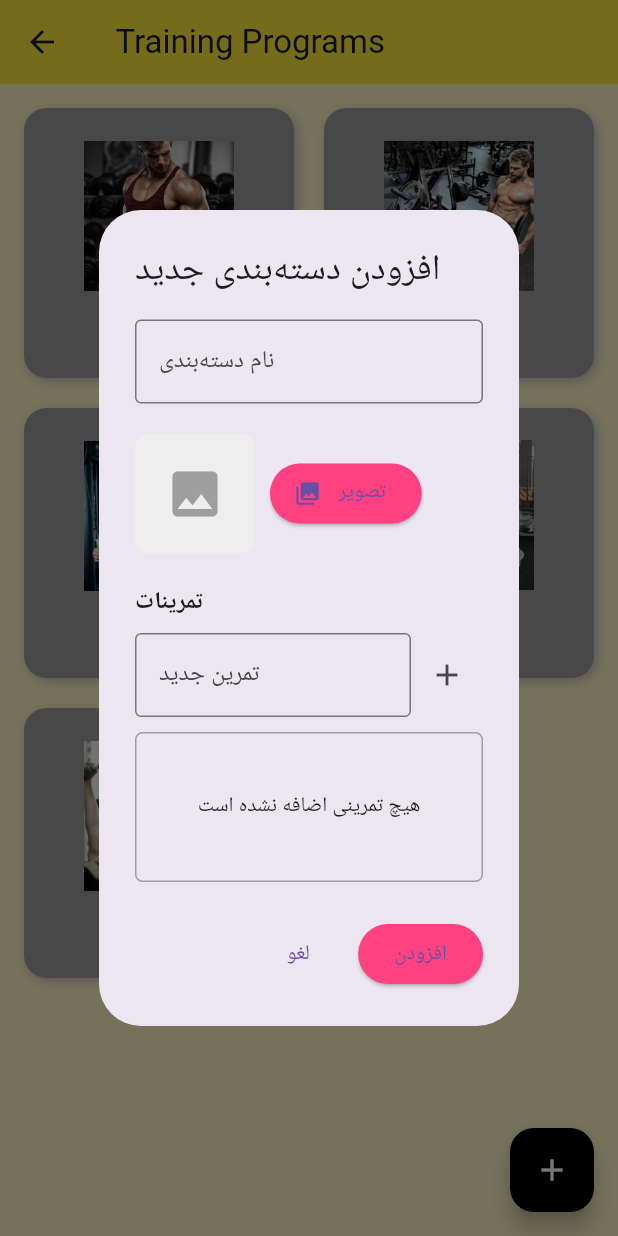
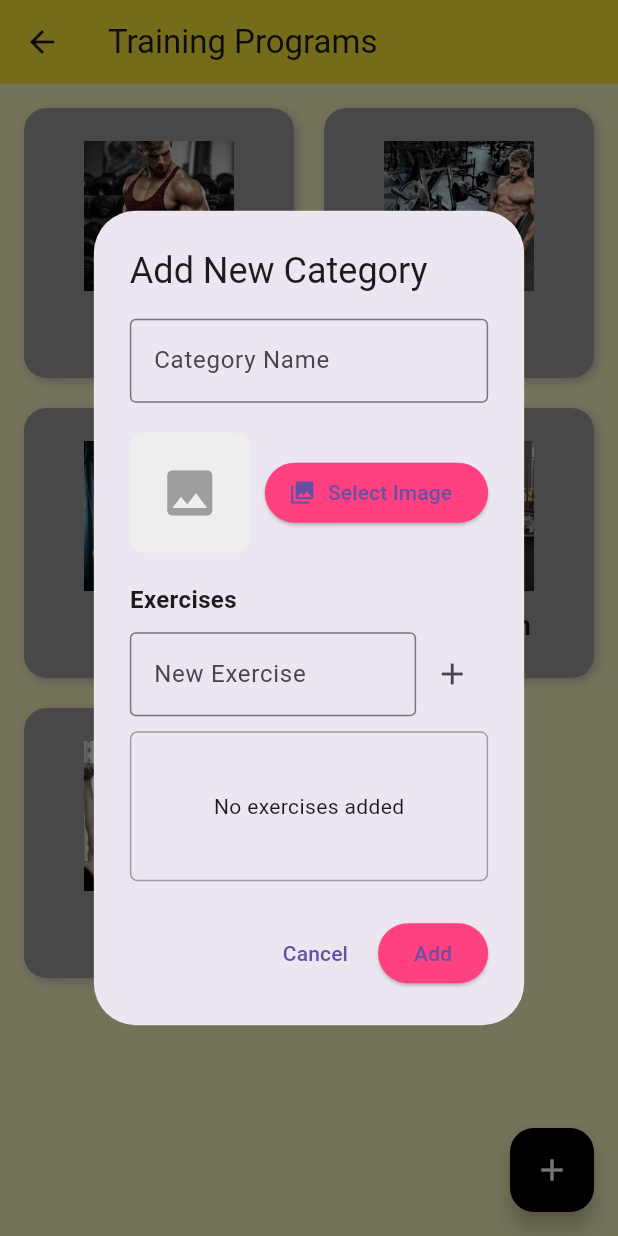
Before and after one commit to Farhadakbary/Fitness-Gym-, a Flutter app: the WorkoutPage screen opened directly, after a tap on the "add" icon, on a phone screen of 412 x 824 dp. Run offline on Flutter 3.47's test engine with Material 3 defaults, Android fonts, the light colour scheme and no system bars; our stand-ins replace fl_chart, image_picker, shared_preferences, sqflite; accounts and stored records are empty.

Commit message:
changin the language

```diff
--- a/lib/about.dart
+++ b/lib/about.dart
@@ -8,7 +8,7 @@ class AboutPage extends StatelessWidget {
     return Scaffold(
       backgroundColor: Colors.yellow.shade100,
       appBar: AppBar(
-        title: const Text('درباره کلپ'),
+        title: const Text('About GYM'),
         backgroundColor: Colors.yellow,
       ),
       body: SingleChildScrollView(
--- a/lib/reports.dart
+++ b/lib/reports.dart
@@ -34,19 +34,19 @@ class _ReportPageState extends State<ReportPage> {
           mainAxisAlignment: MainAxisAlignment.center,
           children: [
             ReportButton(
-              title: 'Registered Members',
+              title: 'All Registered Members',
               color: Colors.yellow,
               onPressed: _showRegisteredMembers,
             ),
             const SizedBox(height: 20),
             ReportButton(
-              title: 'Expired Registrations',
+              title: 'The Expired Members',
               color: Colors.red,
               onPressed: _showExpiredRegistrations,
             ),
             const SizedBox(height: 20),
             ReportButton(
-              title: 'Expiring Registrations',
+              title: 'Is Expiring Members',
               color: Colors.orange,
               onPressed: _showExpiringRegistrations,
             ),
--- a/lib/workout.dart
+++ b/lib/workout.dart
@@ -1,3 +1,5 @@
+// WorkoutPage.dart
+
 import 'package:flutter/material.dart';
 import 'package:image_picker/image_picker.dart';
 import 'dart:io';
@@ -10,39 +12,41 @@ class WorkoutPage extends StatefulWidget {
 }
 
 class _WorkoutPageState extends State<WorkoutPage> {
+  // Initial exercises map with English category names
   Map<String, List<String>> exercises = {
-    'بازو': [
-      'تمرین دمبل',
-      'تمرین بارفیکس',
-      'تمرین جلو بازو',
-      'تمرین پشت بازو',
+    'Arms': [
+      'Dumbbell Exercise',
+      'Pull-Up Exercise',
+      'Bicep Exercise',
+      'Tricep Exercise',
     ],
-    'پا': [
-      'اسکوات',
-      'لانگز',
-      'پرس پا',
-      'کشش همسترینگ',
+    'Legs': [
+      'Squat',
+      'Lunges',
+      'Leg Press',
+      'Hamstring Stretch',
     ],
-    'سینه': [
-      'پرس سینه',
-      'پوش آپ',
-      'پرواز سینه با دمبل',
-      'کشش سینه',
+    'Chest': [
+      'Chest Press',
+      'Push-Up',
+      'Dumbbell Chest Fly',
+      'Chest Stretch',
     ],
-    'ماه اول': [
-      'پیاده‌روی سریع',
-      'دویدن ملایم',
-      'تمرینات کششی',
-      'یوگا پایه',
+    'First Month': [
+      'Brisk Walking',
+      'Light Jogging',
+      'Stretching Exercises',
+      'Basic Yoga',
     ],
-    'Second': ['پرس سینه', 'بالا سینه', 'جلو بازو', 'پشت بازو']
+    'Second': ['Chest Press', 'Upper Chest', 'Bicep', 'Tricep']
   };
 
+  // Map to store image paths for each category
   final Map<String, String> categoryImages = {
-    'بازو': 'images/arm.jpg',
-    'پا': 'images/leg.jpg',
-    'سینه': 'images/chest.jpg',
-    'ماه اول': 'images/beg.jpg',
+    'Arms': 'images/arm.jpg',
+    'Legs': 'images/leg.jpg',
+    'Chest': 'images/chest.jpg',
+    'First Month': 'images/beg.jpg',
     'Second': 'images/second.jpg'
   };
 
@@ -53,7 +57,7 @@ class _WorkoutPageState extends State<WorkoutPage> {
     return Scaffold(
       backgroundColor: Colors.yellow.shade100,
       appBar: AppBar(
-        title: const Text(' Training Programs'),
+        title: const Text('Training Programs'),
         backgroundColor: Colors.yellow,
       ),
       body: Padding(
@@ -117,7 +121,7 @@ class _WorkoutPageState extends State<WorkoutPage> {
         onPressed: () {
           _showAddCategoryDialog(context);
         },
-        tooltip: 'افزودن دسته‌بندی جدید',
+        tooltip: 'Add New Category',
         child: const Icon(
           Icons.add,
           color: Colors.white,
@@ -126,20 +130,26 @@ class _WorkoutPageState extends State<WorkoutPage> {
     );
   }
 
+  /// Displays the bottom sheet with exercises and options to add/remove
   void _showExercisesBottomSheet(BuildContext context, String category) {
     showModalBottomSheet(
       context: context,
       backgroundColor: Colors.white,
+      isScrollControlled: true, // To make full-screen dialogs if needed
       shape: const RoundedRectangleBorder(
         borderRadius: BorderRadius.vertical(top: Radius.circular(25.0)),
       ),
       builder: (context) {
+        return StatefulBuilder(
+          // To manage state within the bottom sheet
+          builder: (context, setState) {
             return Container(
               padding: const EdgeInsets.all(20),
-          height: 400,
+              height: MediaQuery.of(context).size.height * 0.6, // Adjust height as needed
               child: Column(
                 crossAxisAlignment: CrossAxisAlignment.start,
                 children: [
+                  // Drag Handle
                   Center(
                     child: Container(
                       width: 50,
@@ -151,35 +161,75 @@ class _WorkoutPageState extends State<WorkoutPage> {
                     ),
                   ),
                   const SizedBox(height: 20),
+                  // Title
                   Text(
-                'تمرینات $category',
+                    'Exercises in $category',
                     style: const TextStyle(
                       fontSize: 22,
                       fontWeight: FontWeight.bold,
                     ),
                   ),
                   const Divider(),
+                  // List of Exercises
                   Expanded(
-                child: ListView.builder(
+                    child: exercises[category]!.isEmpty
+                        ? const Center(
+                      child: Text(
+                        'No exercises added.',
+                        style: TextStyle(fontSize: 16, color: Colors.grey),
+                      ),
+                    )
+                        : ListView.builder(
                       itemCount: exercises[category]!.length,
                       itemBuilder: (context, index) {
                         String exercise = exercises[category]![index];
                         return ListTile(
-                      leading:
-                          const Icon(Icons.check_circle, color: Colors.green),
+                          leading: const Icon(
+                            Icons.check_circle,
+                            color: Colors.green,
+                          ),
                           title: Text(
                             exercise,
                             style: const TextStyle(fontSize: 18),
+                          ),
+                          trailing: IconButton(
+                            icon: const Icon(
+                              Icons.delete,
+                              color: Colors.red,
+                            ),
+                            onPressed: () {
+                              // Confirm deletion
+                              _confirmDeleteExercise(
+                                  context, category, index);
+                            },
                           ),
                           onTap: () {
                             Navigator.pop(context);
                             ScaffoldMessenger.of(context).showSnackBar(
                               SnackBar(
-                              content: Text('تمرین "$exercise" انتخاب شد')),
+                                  content: Text(
+                                      'Exercise "$exercise" selected')),
                             );
                           },
                         );
                       },
+                    ),
+                  ),
+                  // Add Exercise Button
+                  ElevatedButton.icon(
+                    onPressed: () {
+                      _showAddExerciseDialog(context, category, setState);
+                    },
+                    icon: const Icon(Icons.add),
+                    label: const Text('Add Exercise'),
+                    style: ElevatedButton.styleFrom(
+                      backgroundColor: Colors.yellow,
+                      foregroundColor: Colors.black,
+                      padding: const EdgeInsets.symmetric(
+                          vertical: 15.0, horizontal: 20.0),
+                      shape: RoundedRectangleBorder(
+                        borderRadius: BorderRadius.circular(10.0),
+                      ),
                     ),
                   ),
                 ],
@@ -187,8 +237,104 @@ class _WorkoutPageState extends State<WorkoutPage> {
             );
           },
         );
+      },
+    );
   }
 
+  /// Shows a dialog to confirm deletion of an exercise
+  void _confirmDeleteExercise(
+      BuildContext context, String category, int index) {
+    showDialog(
+      context: context,
+      builder: (context) {
+        return AlertDialog(
+          title: const Text('Delete Exercise'),
+          content: const Text('Are you sure you want to delete this exercise?'),
+          actions: [
+            TextButton(
+              onPressed: () {
+                Navigator.of(context).pop(); // Close the dialog
+              },
+              child: const Text('Cancel'),
+            ),
+            ElevatedButton(
+              onPressed: () {
+                setState(() {
+                  exercises[category]!.removeAt(index);
+                });
+                Navigator.of(context).pop(); // Close the dialog
+                Navigator.of(context).pop(); // Close the bottom sheet
+                _showExercisesBottomSheet(context, category); // Refresh bottom sheet
+                ScaffoldMessenger.of(context).showSnackBar(
+                  const SnackBar(content: Text('Exercise deleted')),
+                );
+              },
+              style: ElevatedButton.styleFrom(
+                backgroundColor: Colors.red,
+              ),
+              child: const Text('Delete'),
+            ),
+          ],
+        );
+      },
+    );
+  }
+
+  /// Shows a dialog to add a new exercise
+  void _showAddExerciseDialog(
+      BuildContext context, String category, Function setState) {
+    final TextEditingController exerciseController = TextEditingController();
+
+    showDialog(
+      context: context,
+      builder: (context) {
+        return AlertDialog(
+          title: const Text('Add New Exercise'),
+          content: TextField(
+            controller: exerciseController,
+            decoration: const InputDecoration(
+              labelText: 'Exercise Name',
+              border: OutlineInputBorder(),
+            ),
+          ),
+          actions: [
+            TextButton(
+              onPressed: () {
+                Navigator.of(context).pop(); // Close the dialog
+              },
+              child: const Text('Cancel'),
+            ),
+            ElevatedButton(
+              onPressed: () {
+                String newExercise = exerciseController.text.trim();
+                if (newExercise.isNotEmpty) {
+                  setState(() {
+                    exercises[category]!.add(newExercise);
+                  });
+                  Navigator.of(context).pop(); // Close the dialog
+                  Navigator.of(context).pop(); // Close the bottom sheet
+                  _showExercisesBottomSheet(context, category); // Refresh bottom sheet
+                  ScaffoldMessenger.of(context).showSnackBar(
+                    SnackBar(
+                        content:
+                        Text('Exercise "$newExercise" added successfully')),
+                  );
+                } else {
+                  ScaffoldMessenger.of(context).showSnackBar(
+                    const SnackBar(
+                        content: Text('Please enter a valid exercise name')),
+                  );
+                }
+              },
+              child: const Text('Add'),
+            ),
+          ],
+        );
+      },
+    );
+  }
+
+  /// Displays a dialog to add a new workout category
   void _showAddCategoryDialog(BuildContext context) {
     final formKey = GlobalKey<FormState>();
     String newCategory = '';
@@ -199,7 +345,7 @@ class _WorkoutPageState extends State<WorkoutPage> {
       context: context,
       builder: (context) {
         return AlertDialog(
-          title: const Text('افزودن دسته‌بندی جدید'),
+          title: const Text('Add New Category'),
           content: StatefulBuilder(
             builder: (context, setState) {
               return SingleChildScrollView(
@@ -208,17 +354,18 @@ class _WorkoutPageState extends State<WorkoutPage> {
                   child: Column(
                     mainAxisSize: MainAxisSize.min,
                     children: [
+                      // Category Name Field
                       TextFormField(
                         decoration: const InputDecoration(
-                          labelText: 'نام دسته‌بندی',
+                          labelText: 'Category Name',
                           border: OutlineInputBorder(),
                         ),
                         validator: (value) {
                           if (value == null || value.isEmpty) {
-                            return 'لطفاً نام دسته‌بندی را وارد کنید';
+                            return 'Please enter the category name';
                           }
                           if (exercises.containsKey(value)) {
-                            return 'این دسته‌بندی قبلاً اضافه شده است';
+                            return 'This category has already been added';
                           }
                           return null;
                         },
@@ -227,7 +374,7 @@ class _WorkoutPageState extends State<WorkoutPage> {
                         },
                       ),
                       const SizedBox(height: 20),
-                      // انتخاب تصویر
+                      // Select Image
                       Row(
                         children: [
                           _selectedImage == null
@@ -256,7 +403,7 @@ class _WorkoutPageState extends State<WorkoutPage> {
                               _pickImage(setState);
                             },
                             icon: const Icon(Icons.photo_library),
-                            label: const Text(' تصویر'),
+                            label: const Text('Select Image'),
                             style: ElevatedButton.styleFrom(
                               backgroundColor: Colors.pinkAccent,
                             ),
@@ -264,23 +411,24 @@ class _WorkoutPageState extends State<WorkoutPage> {
                         ],
                       ),
                       const SizedBox(height: 20),
+                      // Exercises Section
                       const Align(
                         alignment: Alignment.centerLeft,
                         child: Text(
-                          'تمرینات',
+                          'Exercises',
                           style: TextStyle(
                               fontSize: 16, fontWeight: FontWeight.bold),
                         ),
                       ),
                       const SizedBox(height: 10),
-
+                      // Add Exercise Row
                       Row(
                         children: [
                           Expanded(
                             child: TextFormField(
                               controller: exerciseController,
                               decoration: const InputDecoration(
-                                labelText: 'تمرین جدید',
+                                labelText: 'New Exercise',
                                 border: OutlineInputBorder(),
                               ),
                             ),
@@ -288,7 +436,8 @@ class _WorkoutPageState extends State<WorkoutPage> {
                           IconButton(
                             icon: const Icon(Icons.add),
                             onPressed: () {
-                              String exercise = exerciseController.text.trim();
+                              String exercise =
+                              exerciseController.text.trim();
                               if (exercise.isNotEmpty) {
                                 setState(() {
                                   newExercises.add(exercise);
@@ -300,7 +449,7 @@ class _WorkoutPageState extends State<WorkoutPage> {
                         ],
                       ),
                       const SizedBox(height: 10),
-
+                      // List of Added Exercises
                       Container(
                         height: 100,
                         decoration: BoxDecoration(
@@ -309,7 +458,7 @@ class _WorkoutPageState extends State<WorkoutPage> {
                         ),
                         child: newExercises.isEmpty
                             ? const Center(
-                                child: Text('هیچ تمرینی اضافه نشده است'))
+                            child: Text('No exercises added'))
                             : ListView.builder(
                           itemCount: newExercises.length,
                           itemBuilder: (context, index) {
@@ -337,9 +486,9 @@ class _WorkoutPageState extends State<WorkoutPage> {
           actions: [
             TextButton(
               onPressed: () {
-                Navigator.of(context).pop();
+                Navigator.of(context).pop(); // Close the dialog
               },
-              child: const Text('لغو'),
+              child: const Text('Cancel'),
             ),
             ElevatedButton(
               onPressed: () {
@@ -347,14 +496,15 @@ class _WorkoutPageState extends State<WorkoutPage> {
                   if (newExercises.isEmpty) {
                     ScaffoldMessenger.of(context).showSnackBar(
                       const SnackBar(
-                          content: Text('لطفاً حداقل یک تمرین اضافه کنید')),
+                          content:
+                          Text('Please add at least one exercise')),
                     );
                     return;
                   }
                   if (_selectedImage == null) {
                     ScaffoldMessenger.of(context).showSnackBar(
                       const SnackBar(
-                          content: Text('لطفاً یک تصویر انتخاب کنید')),
+                          content: Text('Please select an image')),
                     );
                     return;
                   }
@@ -363,27 +513,30 @@ class _WorkoutPageState extends State<WorkoutPage> {
                     exercises[newCategory] = newExercises;
                     categoryImages[newCategory] = _selectedImage!.path;
                   });
-                  Navigator.of(context).pop();
+                  Navigator.of(context).pop(); // Close the dialog
                   ScaffoldMessenger.of(context).showSnackBar(
                     SnackBar(
-                        content: Text('دسته‌بندی "$newCategory" اضافه شد')),
+                        content:
+                        Text('Category "$newCategory" added successfully')),
                   );
                 }
               },
               style: ElevatedButton.styleFrom(
                 backgroundColor: Colors.pinkAccent,
               ),
-              child: const Text('افزودن'),
+              child: const Text('Add'),
             ),
           ],
         );
       },
     ).then((_) {
-      exerciseController.dispose();
+      exerciseController.dispose(); // Dispose controller after dialog
     });
   }
 
-  Future<void> _pickImage(void Function(void Function()) setState) async {
+  /// Picks an image from the gallery
+  Future<void> _pickImage(
+      void Function(void Function()) setState) async {
     final ImagePicker picker = ImagePicker();
     final XFile? pickedImage =
     await picker.pickImage(source: ImageSource.gallery);
```
Also changed, not shown: lib/all_member.dart (+4 -3 lines). Lines whose indentation alone changed are shown as unchanged.
